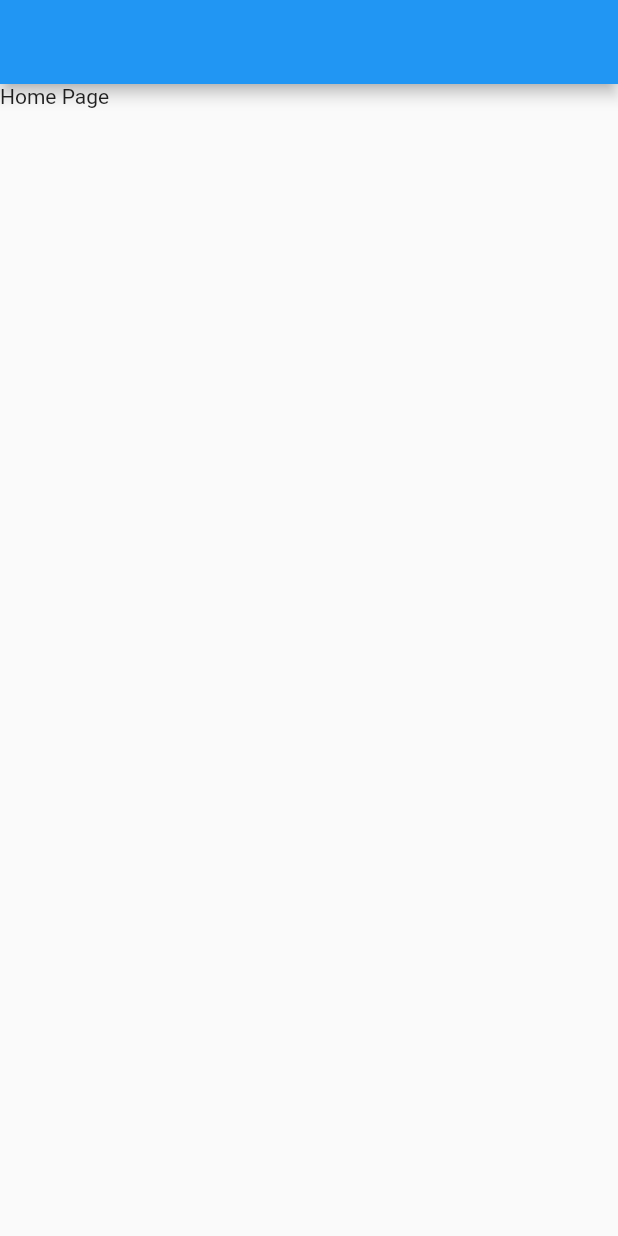
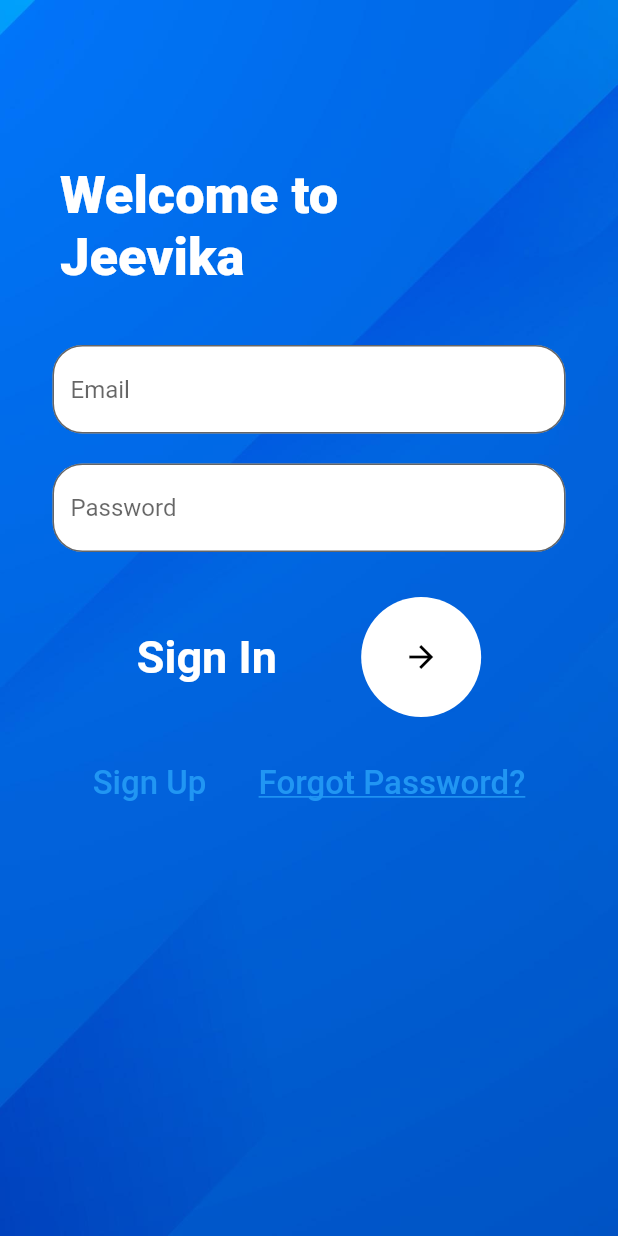
Before and after one commit to adarshvpmantravat/Mantravat-Infotech-, a Flutter app: the screen it shows after launch, on a phone screen of 412 x 824 dp. Run offline on Flutter 3.47's test engine with Material 2 defaults, Android fonts, the phone set to English and light mode, and no system bars; our stand-ins replace animated_splash_screen, form_field_validator.

Commit message:
Assets and login UI added

```diff
--- a/lib/view/screens/login.dart
+++ b/lib/view/screens/login.dart
@@ -1,4 +1,5 @@
 import 'package:flutter/material.dart';
+import 'package:form_field_validator/form_field_validator.dart';
 
 class LoginScreen extends StatefulWidget {
   const LoginScreen({super.key});
@@ -8,11 +9,108 @@ class LoginScreen extends StatefulWidget {
 }
 
 class _LoginScreenState extends State<LoginScreen> {
+  final _formKey = GlobalKey<FormState>();
   @override
   Widget build(BuildContext context) {
-    return Scaffold(
-      body: const Text('Home Page'),
-      appBar: AppBar(),
-    );
+    return Container(
+        decoration: const BoxDecoration(
+            image: DecorationImage(
+                image: AssetImage('assets/images/login.jpg'),
+                fit: BoxFit.cover)),
+        child: Scaffold(
+            backgroundColor: Colors.transparent,
+            body: Stack(children: [
+              Container(
+                padding: const EdgeInsets.only(top: 110, left: 40),
+                child: const Text(
+                  'Welcome to\nJeevika',
+                  style: TextStyle(
+                      fontSize: 35,
+                      color: Colors.white,
+                      fontWeight: FontWeight.w800),
+                ),
+              ),
+              SingleChildScrollView(
+                child: Center(
+                  child: Container(
+                    padding:
+                        const EdgeInsets.only(top: 230, left: 35, right: 35),
+                    child: Column(children: [
+                      Form(
+                        key: _formKey,
+                        child: Column(children: [
+                          TextFormField(
+                            validator: MultiValidator([
+                              EmailValidator(errorText: "Not Valid"),
+                              RequiredValidator(errorText: "Required")
+                            ]),
+                            decoration: InputDecoration(
+                              fillColor: Colors.white,
+                              filled: true,
+                              border: OutlineInputBorder(
+                                  borderRadius: BorderRadius.circular(20)),
+                              hintText: 'Email',
+                            ),
+                          ),
+                          const SizedBox(height: 20),
+                          TextFormField(
+                            obscureText: true,
+                            decoration: InputDecoration(
+                              fillColor: Colors.white,
+                              filled: true,
+                              border: OutlineInputBorder(
+                                  borderRadius: BorderRadius.circular(20)),
+                              hintText: 'Password',
+                            ),
+                          ),
+                          const SizedBox(height: 30),
+                          Row(
+                            mainAxisAlignment: MainAxisAlignment.spaceEvenly,
+                            children: [
+                              const Text(
+                                'Sign In',
+                                style: TextStyle(
+                                    fontSize: 30,
+                                    color: Colors.white,
+                                    fontWeight: FontWeight.w600),
+                              ),
+                              CircleAvatar(
+                                radius: 40,
+                                backgroundColor: Colors.white,
+                                child: IconButton(
+                                  color: Colors.black,
+                                  onPressed: () {},
+                                  icon: const Icon(Icons.arrow_forward),
+                                ),
+                              )
+                            ],
+                          ),
+                          const SizedBox(height: 20),
+                          Row(
+                            mainAxisAlignment: MainAxisAlignment.spaceEvenly,
+                            children: [
+                              TextButton(
+                                  onPressed: () {},
+                                  child: const Text(
+                                    'Sign Up',
+                                    style: TextStyle(fontSize: 22),
+                                  )),
+                              TextButton(
+                                  onPressed: () {},
+                                  child: const Text(
+                                    'Forgot Password?',
+                                    style: TextStyle(
+                                        decoration: TextDecoration.underline,
+                                        fontSize: 22),
+                                  ))
+                            ],
+                          ),
+                        ]),
+                      )
+                    ]),
+                  ),
+                ),
+              )
+            ])));
   }
 }
--- a/pubspec.yaml
+++ b/pubspec.yaml
@@ -34,6 +34,7 @@ dependencies:
   firebase_auth: ^4.4.0
   cloud_firestore: ^4.5.0
   animated_splash_screen: ^1.3.0
+  form_field_validator: ^1.1.0
 
 
   # The following adds the Cupertino Icons font to your application.
```
Also changed, not shown: assets/images/login.jpg (added), pubspec.lock.
